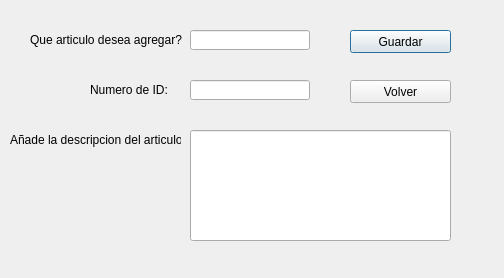
bgarcia300/Proyecto, file UI/Control/items.ui: the form before one commit.
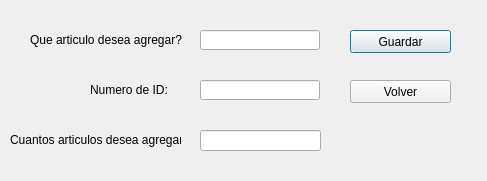
The form after the commit.

Commit message: fix txtbox cantidad de articulos

```diff
--- a/UI/Control/items.ui
+++ b/UI/Control/items.ui
@@ -6,8 +6,8 @@
    <rect>
     <x>0</x>
     <y>0</y>
-    <width>504</width>
-    <height>278</height>
+    <width>487</width>
+    <height>181</height>
    </rect>
   </property>
   <property name="windowTitle">
@@ -23,7 +23,7 @@
     </rect>
    </property>
    <property name="text">
-    <string>Añade la descripcion del articulo:</string>
+    <string>Cuantos articulos desea agregar?</string>
    </property>
   </widget>
   <widget class="QLabel" name="label_2">
@@ -42,10 +42,10 @@
   <widget class="QLineEdit" name="txtDescription">
    <property name="geometry">
     <rect>
-     <x>190</x>
+     <x>200</x>
      <y>130</y>
-     <width>261</width>
-     <height>111</height>
+     <width>121</width>
+     <height>21</height>
     </rect>
    </property>
   </widget>
@@ -65,7 +65,7 @@
   <widget class="QLineEdit" name="txtItem">
    <property name="geometry">
     <rect>
-     <x>190</x>
+     <x>200</x>
      <y>30</y>
      <width>120</width>
      <height>20</height>
@@ -75,7 +75,7 @@
   <widget class="QLineEdit" name="txtId">
    <property name="geometry">
     <rect>
-     <x>190</x>
+     <x>200</x>
      <y>80</y>
      <width>120</width>
      <height>20</height>
```
The commit also changes 4 other files.
